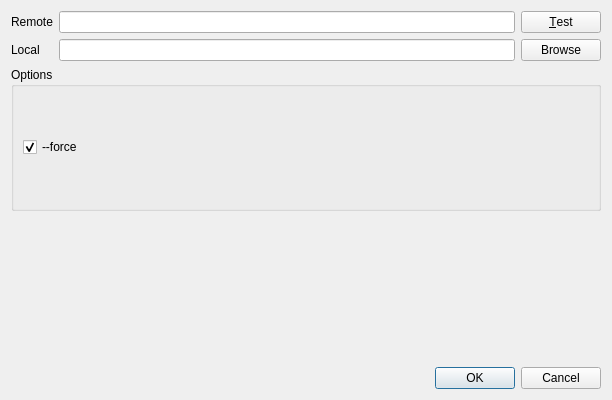
Old version of the form src/SubmoduleAddDialog.ui in the repository soramimi/Guitar.
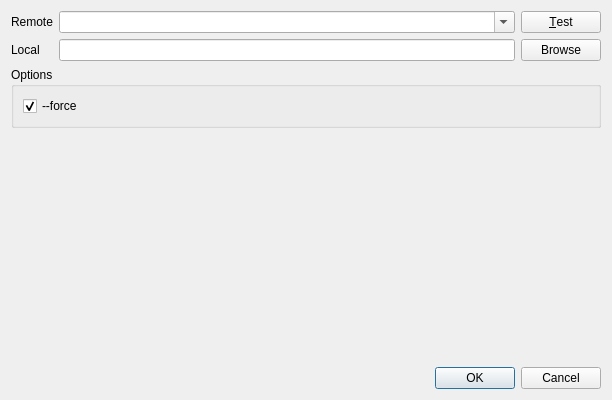
New version of the form. Custom widgets are drawn as their Qt base class.

The edit to the form file:
```diff
--- a/src/SubmoduleAddDialog.ui
+++ b/src/SubmoduleAddDialog.ui
@@ -48,12 +48,9 @@
       </widget>
      </item>
      <item row="0" column="1">
-      <widget class="RepositoryLineEdit" name="lineEdit_repo_location">
-       <property name="minimumSize">
-        <size>
-         <width>320</width>
-         <height>0</height>
-        </size>
+      <widget class="RepositoryUrlComboBox" name="comboBox_remote">
+       <property name="editable">
+        <bool>true</bool>
        </property>
       </widget>
      </item>
@@ -86,6 +83,21 @@
        <height>110</height>
       </size>
      </property>
+     <layout class="QVBoxLayout" name="verticalLayout_3">
+      <item>
+       <spacer name="verticalSpacer">
+        <property name="orientation">
+         <enum>Qt::Vertical</enum>
+        </property>
+        <property name="sizeHint" stdset="0">
+         <size>
+          <width>20</width>
+          <height>238</height>
+         </size>
+        </property>
+       </spacer>
+      </item>
+     </layout>
     </widget>
    </item>
    <item>
@@ -125,11 +137,6 @@
   </layout>
  </widget>
  <customwidgets>
-  <customwidget>
-   <class>RepositoryLineEdit</class>
-   <extends>QLineEdit</extends>
-   <header>RepositoryLineEdit.h</header>
-  </customwidget>
   <customwidget>
    <class>DirectoryLineEdit</class>
    <extends>QLineEdit</extends>
@@ -141,6 +148,11 @@
    <header>RemoteAdvancedOptionWidget.h</header>
    <container>1</container>
   </customwidget>
+  <customwidget>
+   <class>RepositoryUrlComboBox</class>
+   <extends>QComboBox</extends>
+   <header>RepositoryUrlComboBox.h</header>
+  </customwidget>
  </customwidgets>
  <tabstops>
   <tabstop>lineEdit_repo_location</tabstop>
```
Left out of the diff: 1 changed line with no effect on the pictures.
